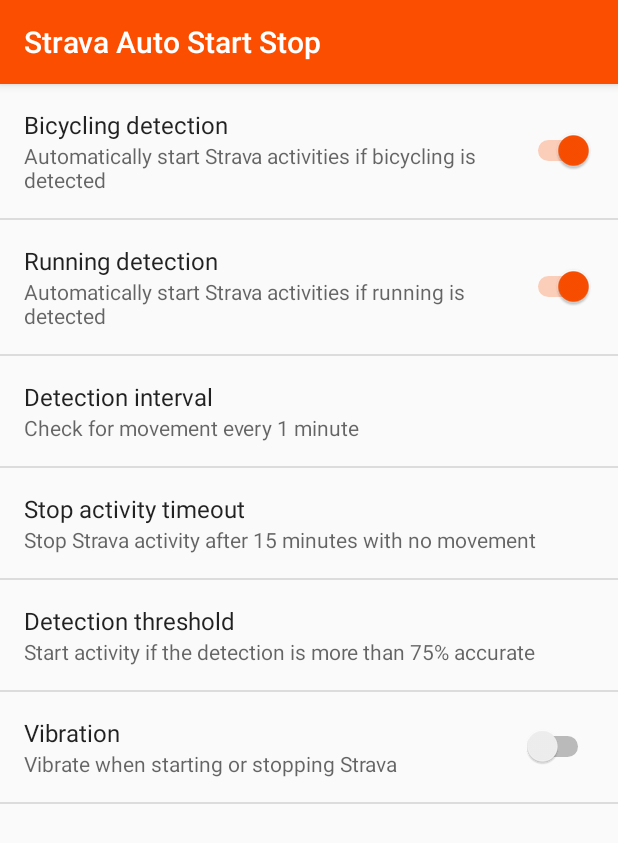
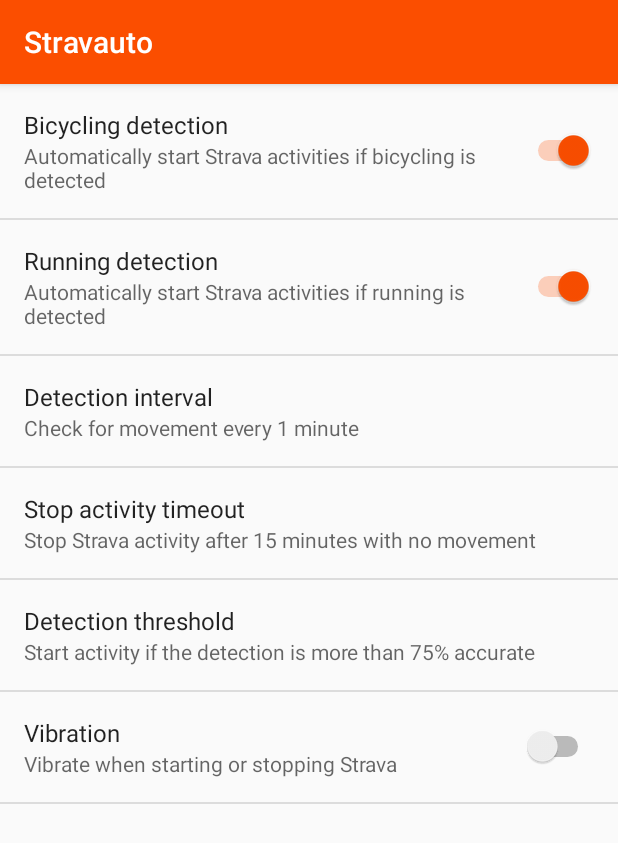
Before and after one commit to colinleroy/stravomatic, an Android app: the screen it shows after launch (MainActivity), on a phone screen of 412 x 824 dp. Shown: the top 843 px of the screen. Run offline under Robolectric (Android 15) with nearby library versions, the phone set to English and light mode, and no system bars.

Commit message:
Rename app for legal reasons

```diff
--- a/app/src/main/res/values/strings.xml
+++ b/app/src/main/res/values/strings.xml
@@ -1,5 +1,5 @@
 <resources>
-    <string name="app_name">Strava Auto Start Stop</string>
+    <string name="app_name">Stravauto</string>
     <string name="pref_title_enable_bike_detection">Bicycling detection</string>
     <string name="pref_summary_enable_bike_detection">Automatically start Strava activities if bicycling is detected</string>
     <string name="pref_title_enable_run_detection">Running detection</string>
```
Also changed, not shown: 1 other file.
